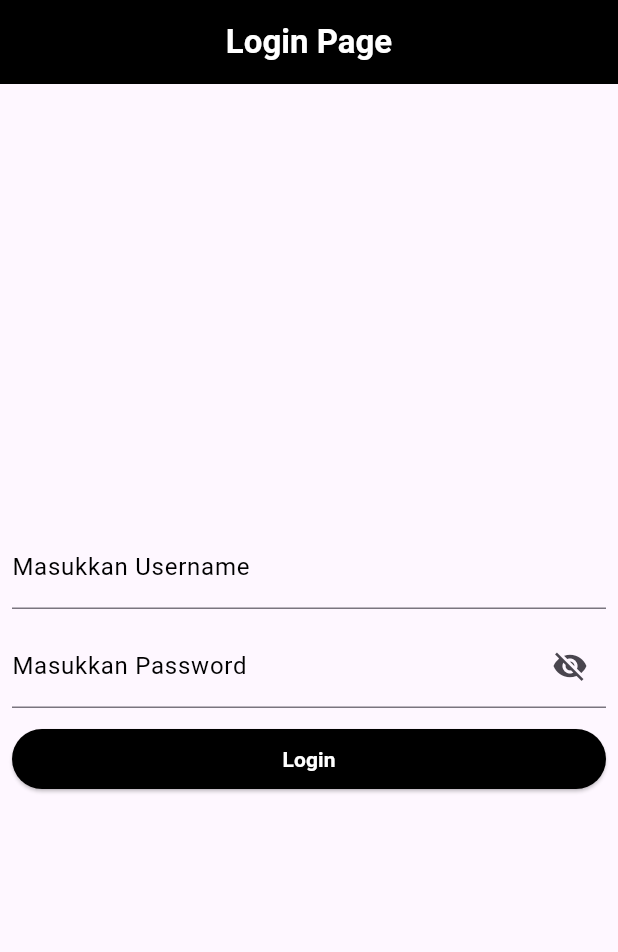
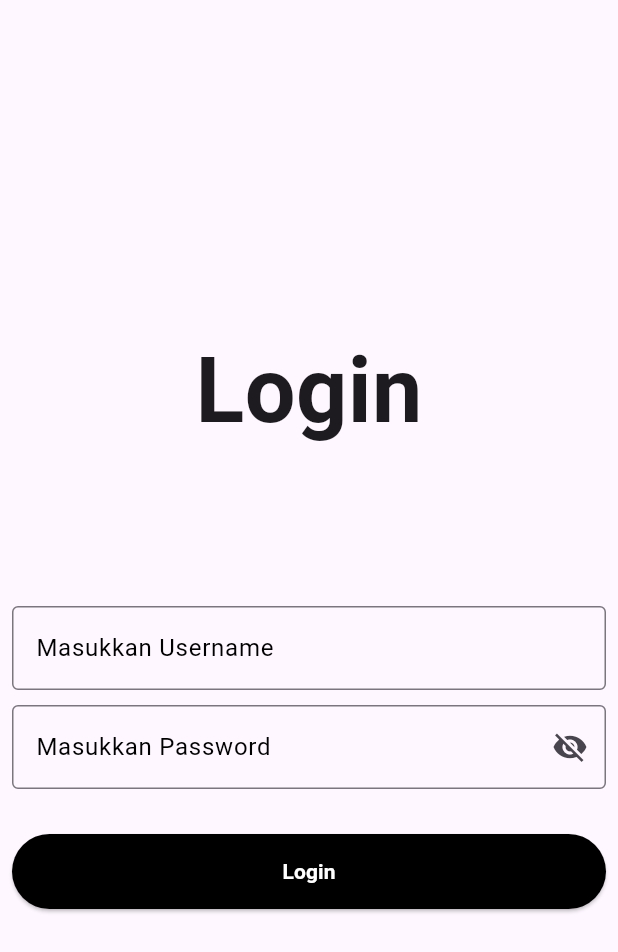
Before and after one commit to ReynardAdimas/TPM_Tugas2, a Flutter app: the screen it shows after launch, on a phone screen of 412 x 824 dp. Shown: the top 952 px of the screen. Run offline on Flutter 3.47's test engine with Material 3 defaults, Android fonts, the phone set to English and light mode, and no system bars.

Commit message:
update:change style page

```diff
--- a/lib/pages/login_page.dart
+++ b/lib/pages/login_page.dart
@@ -45,18 +45,14 @@ class _LoginPageState extends State<LoginPage> {
         }
       }
     }
-
     return Scaffold(
-      appBar: AppBar(
-        centerTitle: true,
-        title: Text("Login Page", style: TextStyle(color: Colors.white, fontWeight: FontWeight.bold),),
-        backgroundColor: Colors.black,
-      ),
       body: Padding(
         padding: const EdgeInsets.all(8.0),
         child: Column(
           mainAxisAlignment: MainAxisAlignment.center,
           children: [
+            Text("Login", style: TextStyle(fontSize: 60, fontWeight: FontWeight.bold),),
+            SizedBox(height: 100,),
             TextField(
               cursorColor: Colors.black,
               controller: _usernameController,
@@ -64,6 +60,7 @@ class _LoginPageState extends State<LoginPage> {
                 label: Text("Masukkan Username", style: TextStyle(color: Colors.black),),
                 fillColor: Colors.black,
                 hoverColor: Colors.black,
+                border: OutlineInputBorder(),
               ),
             ),
             SizedBox(height: 10,),
@@ -75,6 +72,7 @@ class _LoginPageState extends State<LoginPage> {
                 label: Text("Masukkan Password", style: TextStyle(color: Colors.black),),
                 fillColor: Colors.black,
                 hoverColor: Colors.black,
+                border: OutlineInputBorder(),
                 suffixIcon: IconButton(
                   onPressed: (){
                     setState(() {
@@ -87,7 +85,7 @@ class _LoginPageState extends State<LoginPage> {
                 )
               ),
             ),
-            SizedBox(height: 10,),
+            SizedBox(height: 30,),
             SizedBox(
               width: double.infinity,
               child: ElevatedButton(
@@ -97,7 +95,10 @@ class _LoginPageState extends State<LoginPage> {
                 style: ButtonStyle(
                   backgroundColor: WidgetStatePropertyAll(Colors.black)
                 ),
-                child: Text("Login", style: TextStyle(color: Colors.white, fontWeight: FontWeight.bold),)
+                child: Padding(
+                  padding: const EdgeInsets.all(15.0),
+                  child: Text("Login", style: TextStyle(color: Colors.white, fontWeight: FontWeight.bold),),
+                )
               ),
             )
           ],
```
